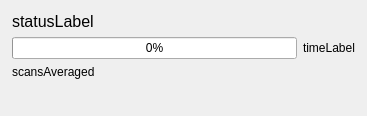
Old version of the form ui/ScanProgress.ui in the repository MonroeQuantumNetworks/IonControl.
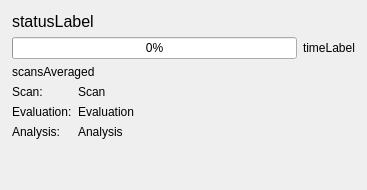
New version of the form.

Diff of the .ui file:
```diff
--- a/ui/ScanProgress.ui
+++ b/ui/ScanProgress.ui
@@ -7,7 +7,7 @@
     <x>0</x>
     <y>0</y>
     <width>367</width>
-    <height>116</height>
+    <height>190</height>
    </rect>
   </property>
   <property name="windowTitle">
@@ -66,6 +66,70 @@
         </property>
        </widget>
       </item>
+      <item>
+       <layout class="QGridLayout" name="gridLayout">
+        <item row="0" column="0">
+         <widget class="QLabel" name="label">
+          <property name="text">
+           <string>Scan:</string>
+          </property>
+         </widget>
+        </item>
+        <item row="0" column="1">
+         <widget class="QLabel" name="scanLabel">
+          <property name="sizePolicy">
+           <sizepolicy hsizetype="Preferred" vsizetype="Preferred">
+            <horstretch>1</horstretch>
+            <verstretch>0</verstretch>
+           </sizepolicy>
+          </property>
+          <property name="text">
+           <string>Scan</string>
+          </property>
+         </widget>
+        </item>
+        <item row="1" column="0">
+         <widget class="QLabel" name="label_3">
+          <property name="text">
+           <string>Evaluation:</string>
+          </property>
+         </widget>
+        </item>
+        <item row="1" column="1">
+         <widget class="QLabel" name="evaluationLabel">
+          <property name="sizePolicy">
+           <sizepolicy hsizetype="Preferred" vsizetype="Preferred">
+            <horstretch>1</horstretch>
+            <verstretch>0</verstretch>
+           </sizepolicy>
+          </property>
+          <property name="text">
+           <string>Evaluation</string>
+          </property>
+         </widget>
+        </item>
+        <item row="2" column="0">
+         <widget class="QLabel" name="label_5">
+          <property name="text">
+           <string>Analysis:</string>
+          </property>
+         </widget>
+        </item>
+        <item row="2" column="1">
+         <widget class="QLabel" name="analysisLabel">
+          <property name="sizePolicy">
+           <sizepolicy hsizetype="Preferred" vsizetype="Preferred">
+            <horstretch>1</horstretch>
+            <verstretch>0</verstretch>
+           </sizepolicy>
+          </property>
+          <property name="text">
+           <string>Analysis</string>
+          </property>
+         </widget>
+        </item>
+       </layout>
+      </item>
       <item>
        <spacer name="verticalSpacer">
         <property name="orientation">
```
